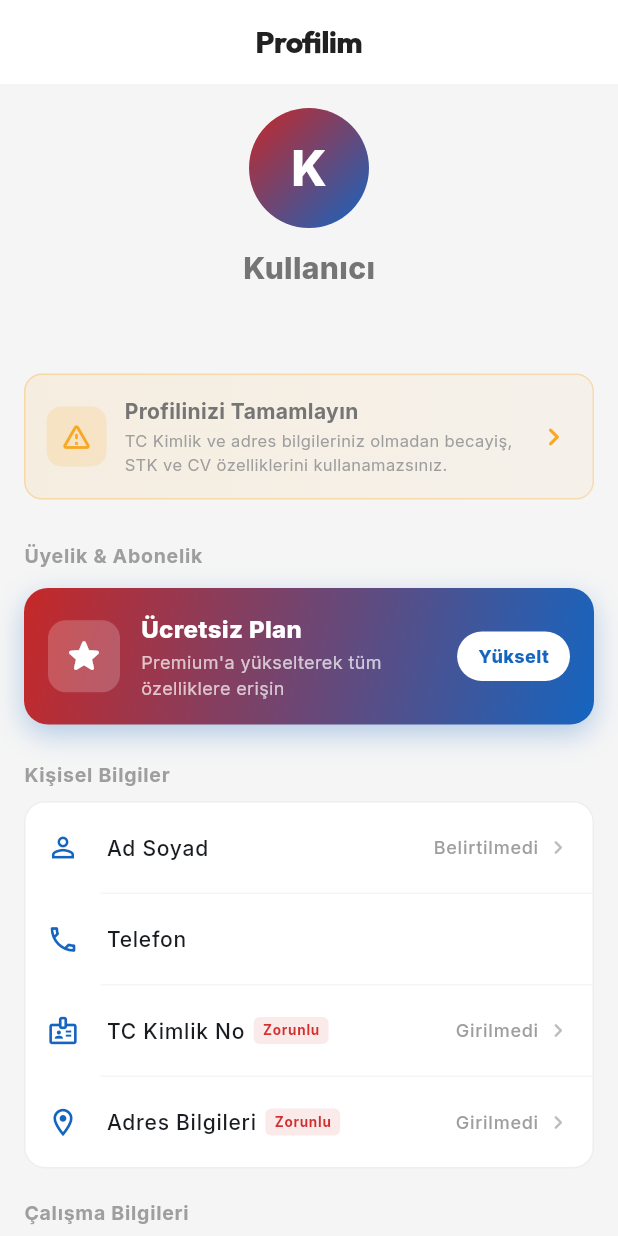
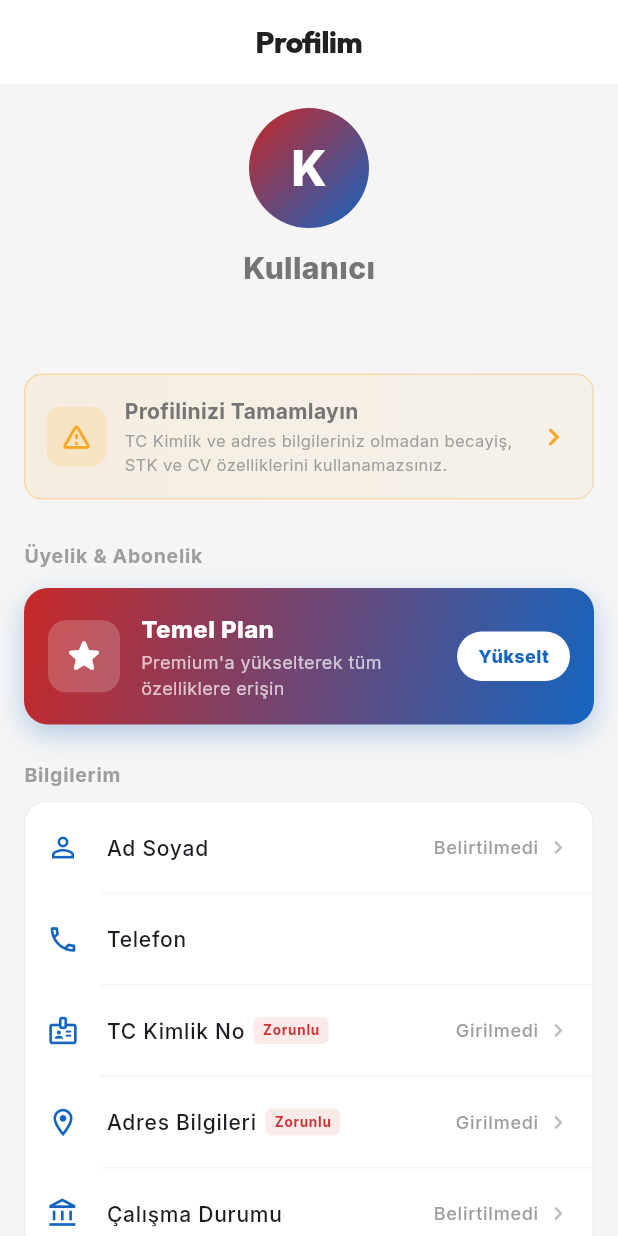
Before and after one commit to SahinSedat/kamulog_superapp, a Flutter app: the ProfilScreen screen opened by its route, on a phone screen of 412 x 824 dp. Run offline on Flutter 3.47's test engine with Material 3 defaults, Android fonts, the phone set to English and light mode, and no system bars; our stand-ins replace connectivity_plus, dio, drift, equatable, firebase_auth, flutter_dotenv and 9 more; accounts and stored records are empty; generated files the repository leaves out were written again.

Commit message:
feat: Introduce premium/paid service models, update plan names, and consolidate profile information.

```diff
--- a/lib/features/home/presentation/widgets/home_dashboard.dart
+++ b/lib/features/home/presentation/widgets/home_dashboard.dart
@@ -273,7 +273,7 @@ class _AnnouncementStrip extends StatelessWidget {
       Color(0xFF2E7D32),
       Color(0xFF1B5E20),
     ]),
-    _AnnData('⚖️ Ücretsiz hukuk danışmanlığı için randevu alın', [
+    _AnnData('⚖️ Hukuk danışmanlığı hizmeti için randevu alın', [
       Color(0xFFE65100),
       Color(0xFFBF360C),
     ]),
@@ -398,8 +398,8 @@ class _PopularContentSection extends StatelessWidget {
       stats: '45 eşleşme',
     ),
     _PopularItem(
-      title: 'Ücretsiz Hukuk Danışmanlık',
-      subtitle: 'Av. Mehmet Yılmaz · Online',
+      title: 'Hukuk Danışmanlığı',
+      subtitle: 'Av. Mehmet Yılmaz · ₺250/seans',
       badge: 'Yeni',
       badgeColor: Color(0xFF1565C0),
       icon: Icons.gavel_rounded,
--- a/lib/features/home/presentation/widgets/stories_and_banners.dart
+++ b/lib/features/home/presentation/widgets/stories_and_banners.dart
@@ -142,7 +142,7 @@ class _BannerCarouselState extends State<BannerCarousel> {
       bgPattern: _BannerPattern.chart,
     ),
     _BannerData(
-      title: 'Ücretsiz Danışmanlık',
+      title: 'Online Danışmanlık',
       subtitle: 'Hukuki, kariyer ve psikolojik destek hizmetleri',
       icon: Icons.support_agent_rounded,
       gradient: [Color(0xFFE65100), Color(0xFFBF360C)],
--- a/lib/features/kariyer/presentation/screens/career_screen.dart
+++ b/lib/features/kariyer/presentation/screens/career_screen.dart
@@ -549,9 +549,9 @@ class _CvAnalysisCard extends StatelessWidget {
               borderRadius: BorderRadius.circular(8),
             ),
             child: const Text(
-              'Ücretsiz',
+              'Premium',
               style: TextStyle(
-                color: Color(0xFF2E7D32),
+                color: Color(0xFF1565C0),
                 fontSize: 11,
                 fontWeight: FontWeight.w700,
               ),
--- a/lib/features/orders/presentation/screens/orders_screen.dart
+++ b/lib/features/orders/presentation/screens/orders_screen.dart
@@ -241,8 +241,8 @@ const _sampleOrders = [
     title: 'Hukuk Danışmanlığı — 3 Seans',
     description: 'İdare hukuku uzmanı ile online görüşme',
     date: '10 Şub 2026',
-    price: '₺0,00',
-    statusText: 'Ücretsiz',
+    price: '₺250,00',
+    statusText: 'Tamamlandı',
     statusColor: Color(0xFF7B1FA2),
     icon: Icons.gavel_rounded,
     color: Color(0xFF7B1FA2),
--- a/lib/features/profil/presentation/screens/profil_screen.dart
+++ b/lib/features/profil/presentation/screens/profil_screen.dart
@@ -34,8 +34,8 @@ class ProfilScreen extends ConsumerWidget {
             _SectionHeader(title: 'Üyelik & Abonelik'),
             _MembershipCard(isDark: isDark),
 
-            // ── Kişisel Bilgiler
-            _SectionHeader(title: 'Kişisel Bilgiler'),
+            // ── Bilgilerim (Kişisel + Çalışma birleştirildi)
+            _SectionHeader(title: 'Bilgilerim'),
             _InfoMenuGroup(
               items: [
                 _MenuItem(
@@ -64,14 +64,6 @@ class ProfilScreen extends ConsumerWidget {
                   onTap: () => context.push('/profile/edit'),
                   showWarning: true,
                 ),
-              ],
-              isDark: isDark,
-            ),
-
-            // ── Çalışma Bilgileri
-            _SectionHeader(title: 'Çalışma Bilgileri'),
-            _InfoMenuGroup(
-              items: [
                 _MenuItem(
                   icon: Icons.account_balance_outlined,
                   title: 'Çalışma Durumu',
@@ -440,7 +432,7 @@ class _MembershipCard extends StatelessWidget {
               crossAxisAlignment: CrossAxisAlignment.start,
               children: [
                 Text(
-                  'Ücretsiz Plan',
+                  'Temel Plan',
                   style: TextStyle(
                     color: Colors.white,
                     fontWeight: FontWeight.w800,
```
